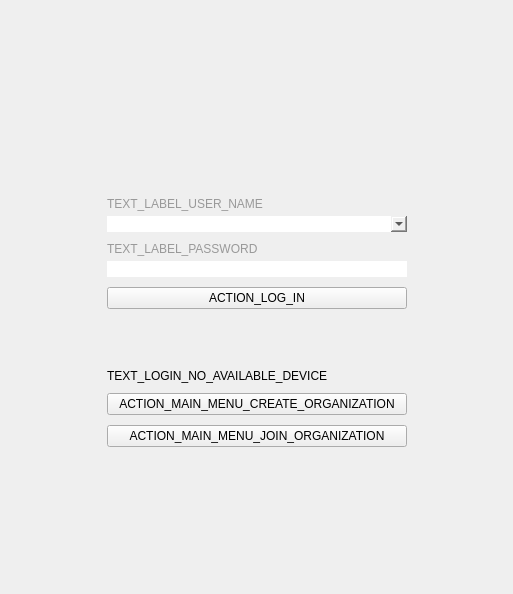
Old version of the form parsec/core/gui/forms/login_widget.ui in the repository Scille/parsec-cloud.
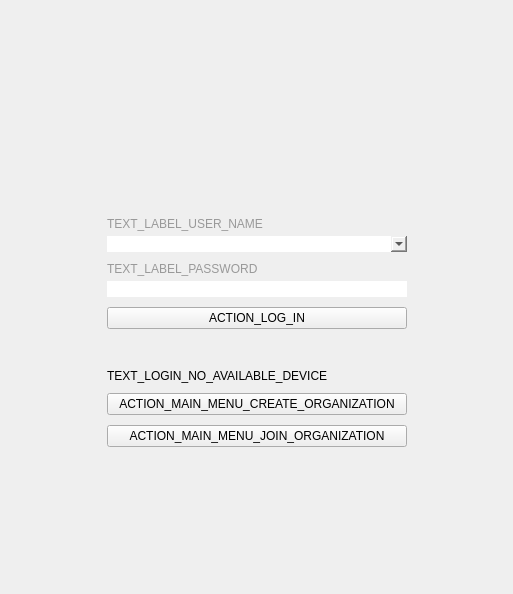
New version of the form. Icons and pictures are not drawn. Custom widgets are drawn as their Qt base class.

Commit message: [GUI] Switched font to Montserrat

```diff
--- a/parsec/core/gui/forms/login_widget.ui
+++ b/parsec/core/gui/forms/login_widget.ui
@@ -113,7 +113,7 @@
        </property>
        <layout class="QVBoxLayout" name="verticalLayout_3">
         <property name="spacing">
-         <number>10</number>
+         <number>30</number>
         </property>
         <property name="leftMargin">
          <number>0</number>
```
The commit also changes 4 other files.
